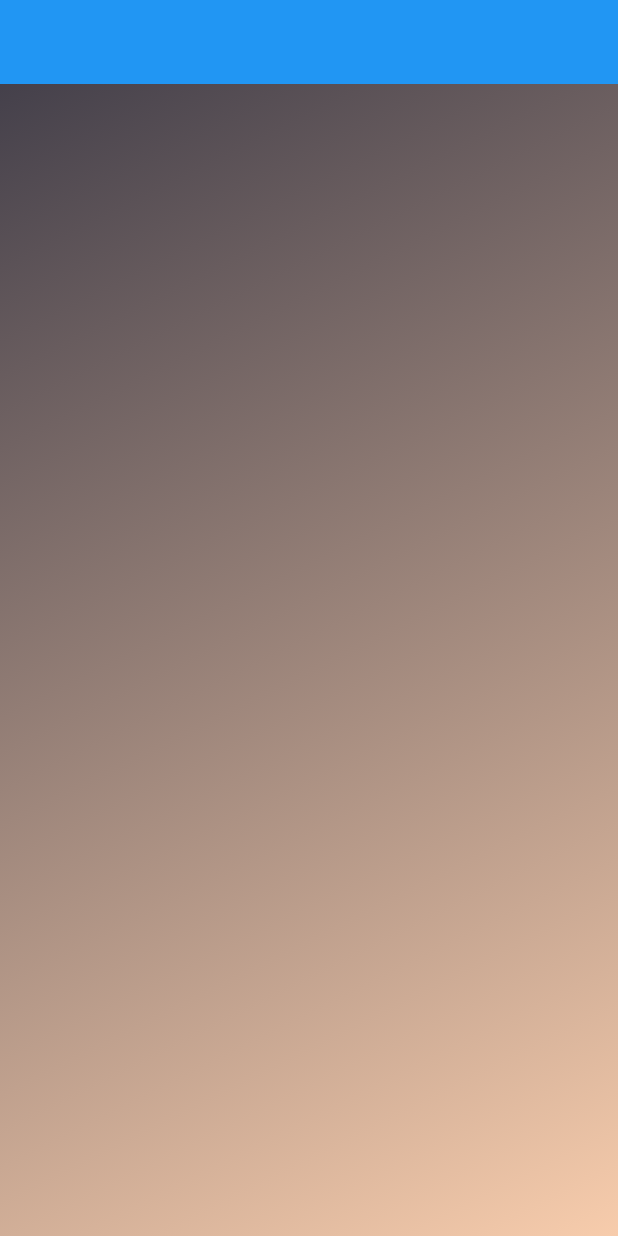
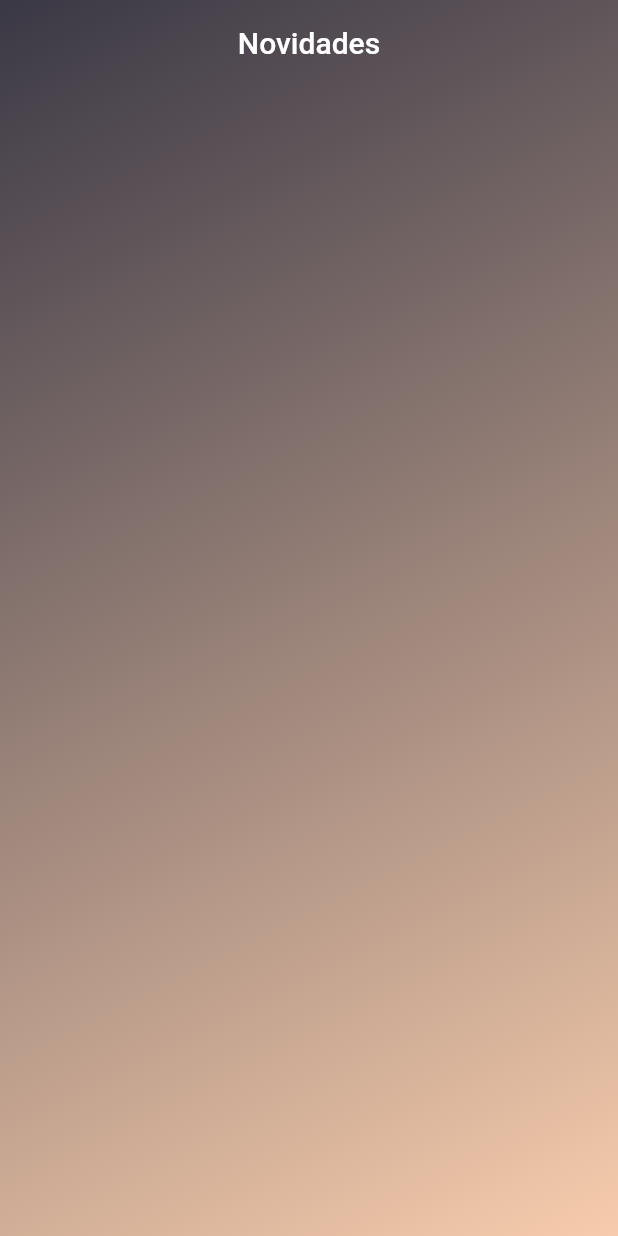
Before and after one commit to Marvingms7/lojinha_clubeclother, a Flutter app: the screen it shows after launch, on a phone screen of 412 x 824 dp. Run offline on Flutter 3.47's test engine with Material 2 defaults, Android fonts, the phone set to English and light mode, and no system bars.

Commit message:
Update home_tab.dart

```diff
--- a/lib/tabs/home_tab.dart
+++ b/lib/tabs/home_tab.dart
@@ -21,12 +21,21 @@ class HomeTab extends StatelessWidget {
           ], begin: Alignment.topLeft, end: Alignment.bottomRight)),
         );
     return Stack(
-      children: [
+      children: <Widget>[
         _buildBodyBack(),
         const CustomScrollView(
-          slivers: [
+          slivers: <Widget>[
             SliverAppBar(
               floating: true,
+              snap: true,
+              backgroundColor: Colors.transparent,
+              elevation: 0.0,
+              flexibleSpace: FlexibleSpaceBar(
+                title: Text(
+                  'Novidades',
+                ),
+                centerTitle: true,
+              ),
             )
           ],
         )
```
